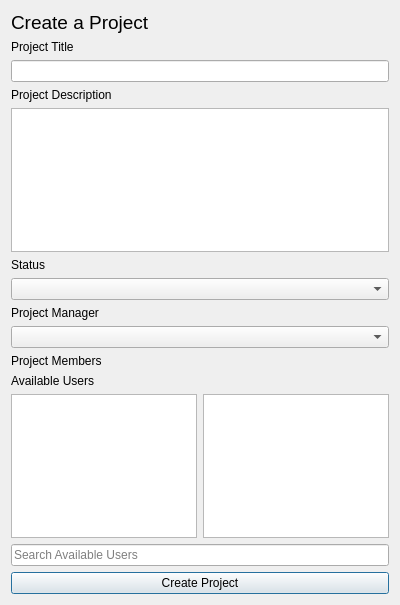
Qt form views/forms/newprojectform.ui (BelchieBen/BenjaminBelcherAssessment) before a commit.
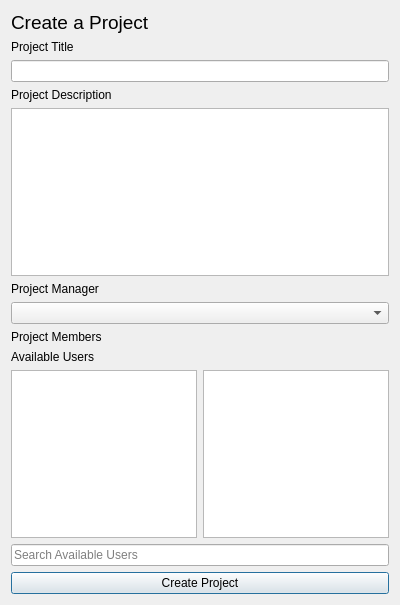
The same form after that commit.

Patch:
```diff
--- a/views/forms/newprojectform.ui
+++ b/views/forms/newprojectform.ui
@@ -54,16 +54,6 @@
      <item>
       <widget class="QPlainTextEdit" name="ProjDesc"/>
      </item>
-     <item>
-      <widget class="QLabel" name="StatusLbl">
-       <property name="text">
-        <string>Status</string>
-       </property>
-      </widget>
-     </item>
-     <item>
-      <widget class="QComboBox" name="StatusBox"/>
-     </item>
      <item>
       <widget class="QLabel" name="ManagerLbl">
        <property name="text">
```
